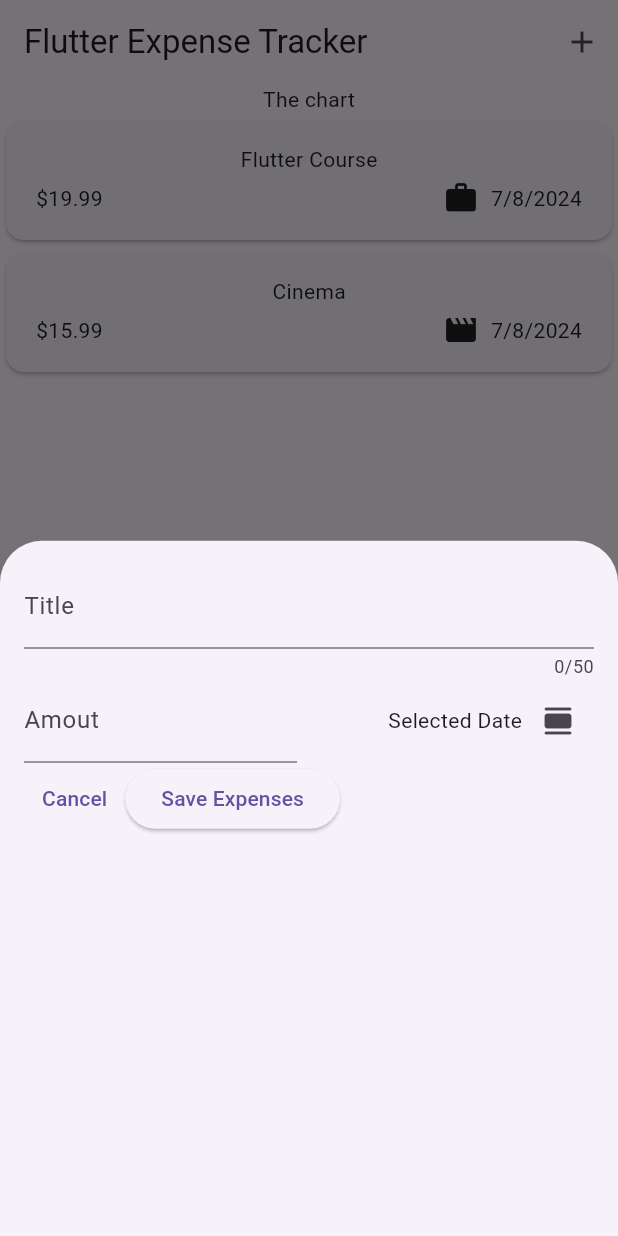
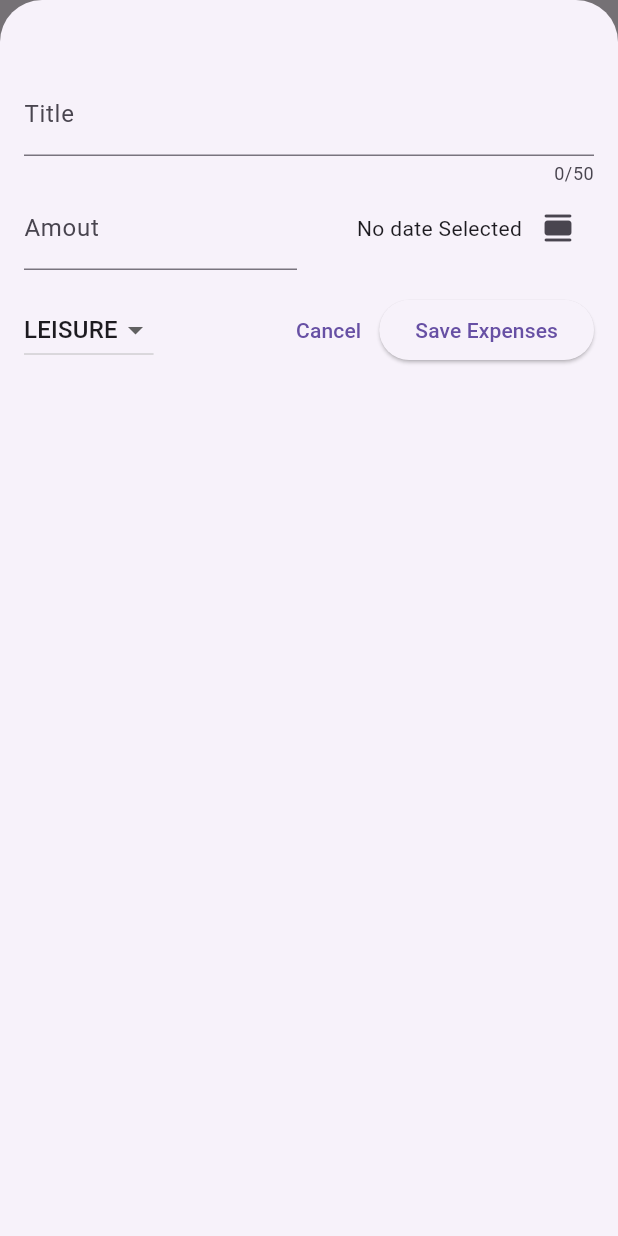
Before and after one commit to vinoth87780/expense_tracker, a Flutter app: the screen it shows after launch, after a tap on the "add" icon, on a phone screen of 412 x 824 dp. Run offline on Flutter 3.47's test engine with Material 3 defaults, Android fonts, the phone set to English and light mode, and no system bars.

Commit message:
update in the expense with an update and delete

```diff
--- a/lib/widget/expenses.dart
+++ b/lib/widget/expenses.dart
@@ -11,7 +11,7 @@ class Expenses extends StatefulWidget {
 }
 
 class _ExpensesState extends State<Expenses> {
-  final List<Expense> _registeredEcpenses = [
+  final List<Expense> _registeredExpenses = [
     Expense(
       title: 'Flutter Course',
       amount: 19.99,
@@ -28,9 +28,24 @@ class _ExpensesState extends State<Expenses> {
 
   void _openAddExpenseOverlay() {
     showModalBottomSheet(
+      isScrollControlled: true,
       context: context,
-      builder: (ctx) => NewExpense(),
+      builder: (ctx) => NewExpense(
+        onAddExpense: _addExpense,
+      ),
     );
+  }
+
+  void _addExpense(Expense expense) {
+    setState(() {
+      _registeredExpenses.add(expense);
+    });
+  }
+
+  void _removeExpense(Expense expense) {
+    setState(() {
+      _registeredExpenses.remove(expense);
+    });
   }
 
   @override
@@ -49,7 +64,10 @@ class _ExpensesState extends State<Expenses> {
         children: [
           const Text('The chart'),
           Expanded(
-            child: ExpensesList(expenses: _registeredEcpenses),
+            child: ExpensesList(
+              expenses: _registeredExpenses,
+              onRemoveExpense: _removeExpense,
+            ),
           ),
         ],
       ),
--- a/lib/widget/expenses_list/expenses_list.dart
+++ b/lib/widget/expenses_list/expenses_list.dart
@@ -6,15 +6,22 @@ class ExpensesList extends StatelessWidget {
   const ExpensesList({
     super.key,
     required this.expenses,
+    required this.onRemoveExpense,
   });
-
+  final void Function(Expense expense) onRemoveExpense;
   final List<Expense> expenses;
 
   @override
   Widget build(BuildContext context) {
     return ListView.builder(
       itemCount: expenses.length,
-      itemBuilder: (ctx, index) => ExpenseItem(expenses[index]),
+      itemBuilder: (ctx, index) => Dismissible(
+        key: ValueKey(expenses[index]),
+        onDismissed: (direction) {
+          onRemoveExpense(expenses[index]);
+        },
+        child: ExpenseItem(expenses[index]),
+      ),
     );
   }
 }
--- a/lib/widget/new_expense.dart
+++ b/lib/widget/new_expense.dart
@@ -1,8 +1,9 @@
+import 'package:expense_tracker/models/expense.dart';
 import 'package:flutter/material.dart';
 
 class NewExpense extends StatefulWidget {
-  const NewExpense({super.key});
-
+  const NewExpense({super.key, required this.onAddExpense});
+  final void Function(Expense expense) onAddExpense;
   @override
   State<NewExpense> createState() => _NewExpenseState();
 }
@@ -10,16 +11,57 @@ class NewExpense extends StatefulWidget {
 class _NewExpenseState extends State<NewExpense> {
   final _titleController = TextEditingController();
   final _amountController = TextEditingController();
+  DateTime? _selectedDate;
+  Category _selectedCategory = Category.leisure;
 
   void _presentDatePicker() async {
     final now = DateTime.now();
-    final firstDate = DateTime(now.year - 1, now.month, now.day);
+    final firstDate = DateTime(now.year - 5, now.month, now.day);
     final pickedDate = await showDatePicker(
       context: context,
       initialDate: now,
       firstDate: firstDate,
       lastDate: now,
     );
+//  this line
+    setState(() {
+      _selectedDate = pickedDate;
+    });
+  }
+
+  void _submitExpenseDate() {
+    final enteredAmount =
+        double.tryParse(_amountController.text); //try parse (hello )=>null
+    final amountIsInvalid = enteredAmount == null || enteredAmount <= 0;
+    if (_titleController.text.trim().isEmpty ||
+        amountIsInvalid ||
+        _selectedDate == null) {
+      // show an error message
+      showDialog(
+        context: context,
+        builder: (ctx) => AlertDialog(
+          title: const Text('Invalid input'),
+          content: const Text(
+              'Please make sure a valid title,amount,date and category was entered'),
+          actions: [
+            TextButton(
+                onPressed: () {
+                  Navigator.pop(ctx);
+                },
+                child: const Text('Okay'))
+          ],
+        ),
+      );
+      return;
+    }
+    widget.onAddExpense(
+      Expense(
+          title: _titleController.text,
+          amount: enteredAmount,
+          date: _selectedDate!,
+          category: _selectedCategory),
+    );
+    Navigator.pop(context);
   }
 
   @override
@@ -32,8 +74,8 @@ class _NewExpenseState extends State<NewExpense> {
   @override
   Widget build(BuildContext context) {
     return Padding(
-      padding: const EdgeInsets.all(16),
-      child: ListView(
+      padding: const EdgeInsets.fromLTRB(16, 48, 16, 16),
+      child: Column(
         children: [
           TextField(
             controller: _titleController,
@@ -61,7 +103,9 @@ class _NewExpenseState extends State<NewExpense> {
                   child: Row(
                 mainAxisAlignment: MainAxisAlignment.end,
                 children: [
-                  const Text('Selected Date'),
+                  Text(_selectedDate == null
+                      ? 'No date Selected'
+                      : formatter.format(_selectedDate!)),
                   IconButton(
                     onPressed: _presentDatePicker,
                     icon: const Icon(
@@ -72,20 +116,36 @@ class _NewExpenseState extends State<NewExpense> {
               ))
             ],
           ),
+          const SizedBox(height: 16),
           Row(
             children: [
+              DropdownButton(
+                  value: _selectedCategory,
+                  items: Category.values
+                      .map((category) => DropdownMenuItem(
+                            value: category,
+                            child: Text(
+                              category.name.toUpperCase(),
+                            ),
+                          ))
+                      .toList(),
+                  onChanged: (value) {
+                    if (value == null) {
+                      return;
+                    }
+                    setState(() {
+                      _selectedCategory = value;
+                    });
+                  }),
+              const Spacer(),
               TextButton(
                 onPressed: () {
                   Navigator.pop(context);
                 },
-                child: Text('Cancel'),
+                child: const Text('Cancel'),
               ),
               ElevatedButton(
-                onPressed: () {
-                  print(
-                    _titleController.text,
-                  );
-                },
+                onPressed: _submitExpenseDate,
                 child: const Text('Save Expenses'),
               ),
             ],
```
